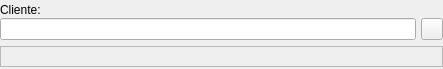
eboladev/Bulmages-1, file bulmages/bulmafact/src/busquedaclientebase.ui: the form before one commit.
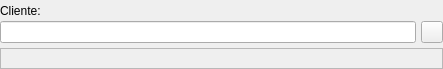
The form after the commit. Icons and pictures are not drawn.

Patch:
```diff
--- a/bulmages/bulmafact/src/busquedaclientebase.ui
+++ b/bulmages/bulmafact/src/busquedaclientebase.ui
@@ -29,14 +29,6 @@
      </property>
      <item>
       <widget class="QLabel" name="mui_labelCliente" >
-       <property name="sizePolicy" >
-        <sizepolicy>
-         <hsizetype>0</hsizetype>
-         <vsizetype>0</vsizetype>
-         <horstretch>0</horstretch>
-         <verstretch>0</verstretch>
-        </sizepolicy>
-       </property>
        <property name="minimumSize" >
         <size>
          <width>0</width>
```
